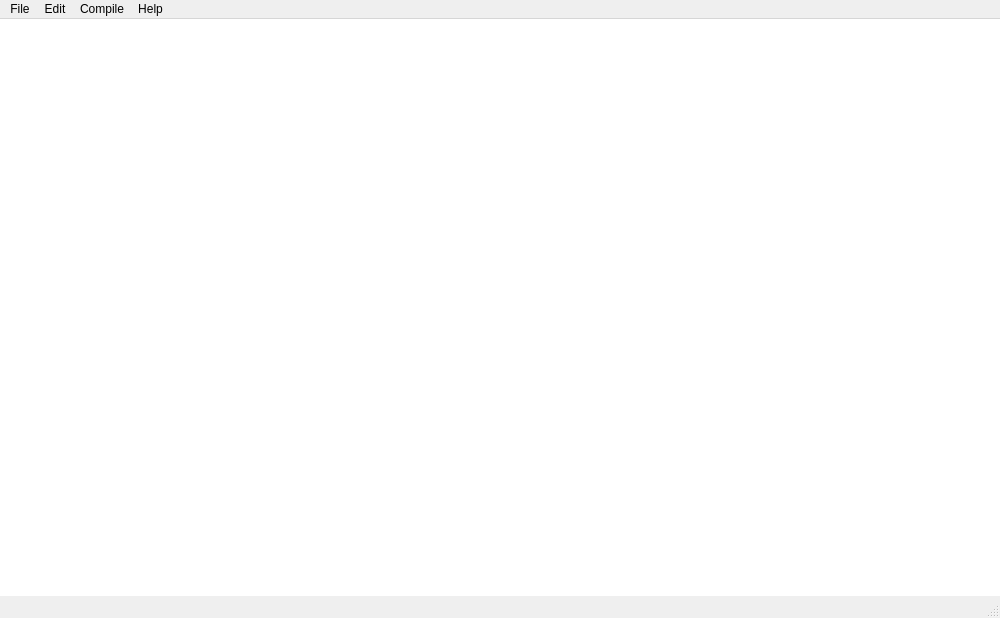
JoeAndMark/Mast, file MainWindow.ui: the form before one commit.
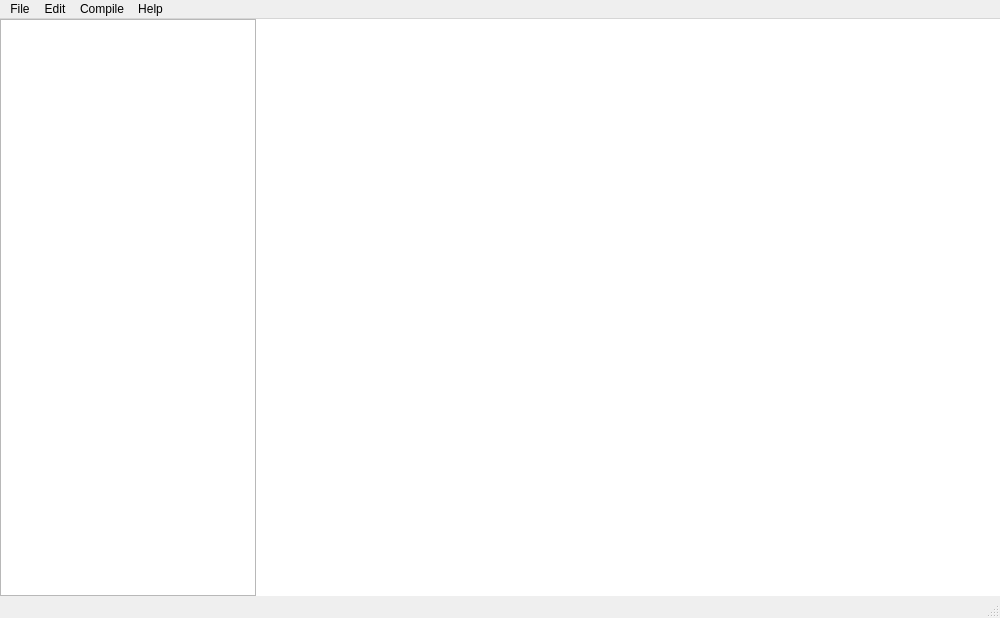
The form after the commit.

Patch:
```diff
--- a/MainWindow.ui
+++ b/MainWindow.ui
@@ -23,7 +23,7 @@
    <string>Mast</string>
   </property>
   <widget class="QWidget" name="centralwidget">
-   <layout class="QVBoxLayout" name="verticalLayout">
+   <layout class="QHBoxLayout" name="horizontalLayout">
     <property name="spacing">
      <number>0</number>
     </property>
@@ -39,6 +39,21 @@
     <property name="bottomMargin">
      <number>0</number>
     </property>
+    <item>
+     <widget class="QTreeView" name="treeView">
+      <property name="sizePolicy">
+       <sizepolicy hsizetype="Fixed" vsizetype="Expanding">
+        <horstretch>0</horstretch>
+        <verstretch>0</verstretch>
+       </sizepolicy>
+      </property>
+      <property name="font">
+       <font>
+        <family>终端更纱黑体-简 Nerd</family>
+       </font>
+      </property>
+     </widget>
+    </item>
     <item>
      <widget class="QTextEdit" name="textEdit">
       <property name="sizePolicy">
@@ -47,6 +62,12 @@
         <verstretch>0</verstretch>
        </sizepolicy>
       </property>
+      <property name="font">
+       <font>
+        <family>终端更纱黑体-简 Nerd</family>
+        <pointsize>14</pointsize>
+       </font>
+      </property>
       <property name="frameShape">
        <enum>QFrame::NoFrame</enum>
       </property>
```
